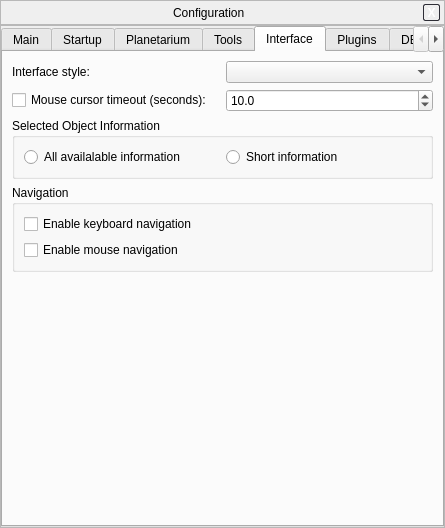
519984307/stellarium_src, file src/gui/configurationDialog.ui: the form before one commit.
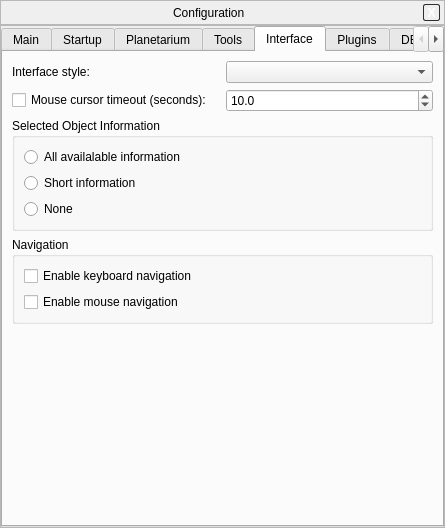
The form after the commit. The open tabs and pages were chosen to show the change. Custom widgets are drawn as their Qt base class.

The edit to the form file:
```diff
--- a/src/gui/configurationDialog.ui
+++ b/src/gui/configurationDialog.ui
@@ -615,9 +615,9 @@
             <property name="title" >
              <string>Selected Object Information</string>
             </property>
-            <layout class="QHBoxLayout" name="horizontalLayout_2" >
+            <layout class="QVBoxLayout" name="verticalLayout_5" >
              <item>
-              <widget class="QRadioButton" name="radioButton" >
+              <widget class="QRadioButton" name="allSelectedInfoRadio" >
                <property name="toolTip" >
                 <string>Whan an object is selected, display all of the information which is available for it.</string>
                </property>
@@ -627,7 +627,7 @@
               </widget>
              </item>
              <item>
-              <widget class="QRadioButton" name="radioButton_2" >
+              <widget class="QRadioButton" name="shortSelectedInfoRadio" >
                <property name="toolTip" >
                 <string>Display only abbreviated information for selected objects.</string>
                </property>
@@ -636,6 +636,13 @@
                </property>
               </widget>
              </item>
+             <item>
+              <widget class="QRadioButton" name="noSelectedInfoRadio" >
+               <property name="text" >
+                <string>None</string>
+               </property>
+              </widget>
+             </item>
             </layout>
            </widget>
           </item>
```
